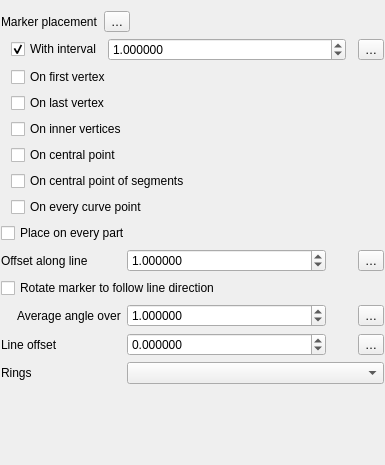
First picture: the form in src/ui/symbollayer/widget_markerline.ui, repository carsmie/QGIS, before the edit.
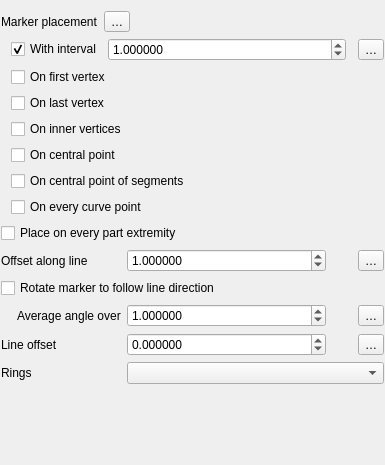
Second picture: the form after the edit. Custom widgets are drawn as their Qt base class.

Commit message: "Place on every part extremity" label in marker line

```diff
--- a/src/ui/symbollayer/widget_markerline.ui
+++ b/src/ui/symbollayer/widget_markerline.ui
@@ -390,7 +390,7 @@
         <string>If checked, the &quot;first vertex&quot; or &quot;last vertex&quot; placements will also render at the first and last vertex for every part of multipart geometries</string>
        </property>
        <property name="text">
-        <string>Place on every part</string>
+        <string>Place on every part extremity</string>
        </property>
       </widget>
      </item>
```
